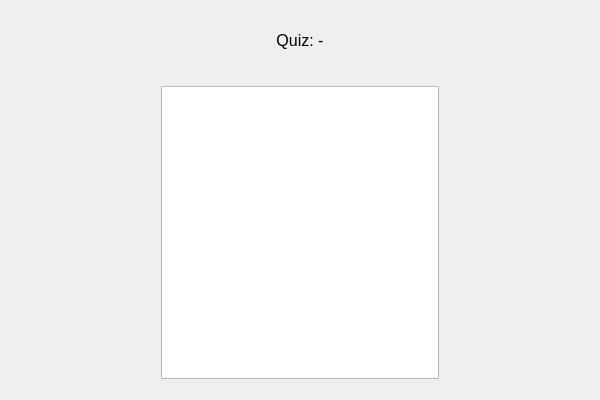
The window that src/client/gui/Summary.ui (PiotrRem/Lachut) describes before a commit, drawn with Qt 5.
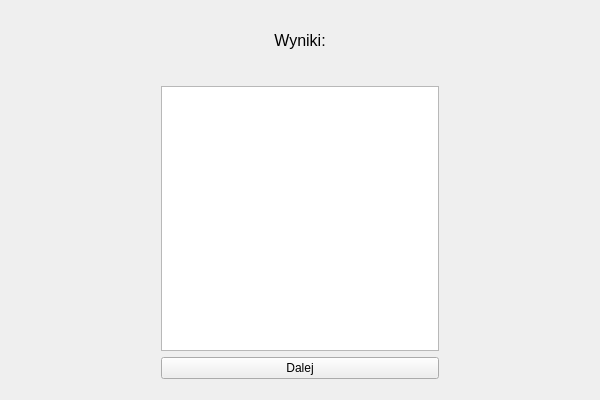
The same window after the commit.

The edit to the form file:
```diff
--- a/src/client/gui/Summary.ui
+++ b/src/client/gui/Summary.ui
@@ -29,7 +29,7 @@
    <item>
     <layout class="QHBoxLayout" name="horizontalLayout">
      <item>
-      <layout class="QVBoxLayout" name="verticalLayout_4" stretch="0,2">
+      <layout class="QVBoxLayout" name="verticalLayout_4" stretch="0,0">
        <item>
         <layout class="QVBoxLayout" name="verticalLayout_2">
          <property name="leftMargin">
@@ -52,7 +52,7 @@
             </font>
            </property>
            <property name="text">
-            <string>Quiz: -</string>
+            <string>Wyniki:</string>
            </property>
            <property name="alignment">
             <set>Qt::AlignmentFlag::AlignCenter</set>
@@ -97,6 +97,13 @@
            </property>
           </widget>
          </item>
+         <item>
+          <widget class="QPushButton" name="goNextBtn">
+           <property name="text">
+            <string>Dalej</string>
+           </property>
+          </widget>
+         </item>
         </layout>
        </item>
       </layout>
```
